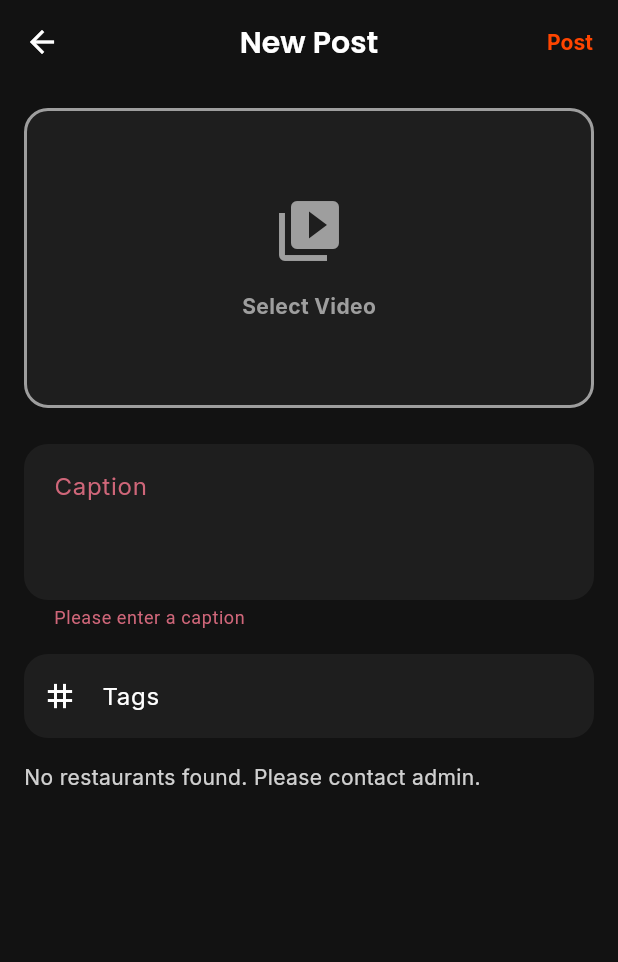
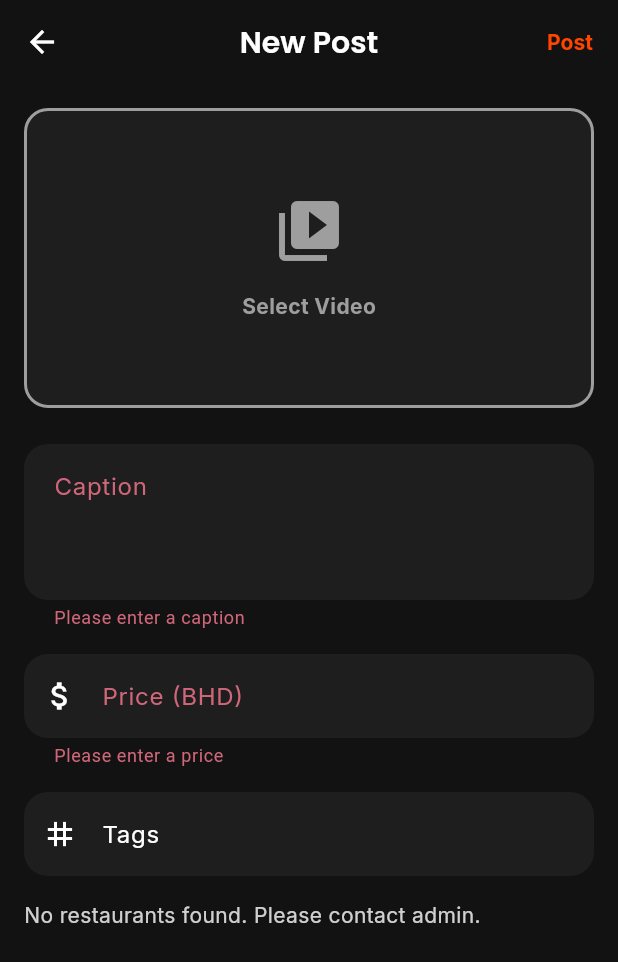
Before and after one commit to Vivan-coder/Akalt, a Flutter app: the UploadScreen screen opened directly, after a tap on "Post", on a phone screen of 412 x 824 dp. Shown: the top 962 px of the screen. Run offline on Flutter 3.47's test engine with Material 3 defaults, Android fonts, the phone set to English and light mode, and no system bars; our stand-ins replace cached_network_image, cloud_firestore, firebase_auth, firebase_core, firebase_messaging, firebase_storage and 7 more; missing offline and left inert: video_thumbnail; accounts and stored records are empty.

Commit message:
Add Price Badge to Video Player and Upload Flow
- Update VideoModel to include price field.
- Update VideoPlayerWidget to display a semi-transparent price badge formatted to 3 decimal places.
- Update UploadScreen to include a required price input field.
- Update VideoService to handle price field during upload.

```diff
--- a/lib/models/video_model.dart
+++ b/lib/models/video_model.dart
@@ -18,6 +18,7 @@ class VideoModel {
   final DateTime createdAt;
   final double feedScore;
   final int saves;
+  final double price;
 
   VideoModel({
     required this.id,
@@ -39,6 +40,7 @@ class VideoModel {
     required this.createdAt,
     this.feedScore = 0.0,
     this.saves = 0,
+    this.price = 0.0,
   });
 
   Map<String, dynamic> toMap() {
@@ -62,6 +64,7 @@ class VideoModel {
       'createdAt': createdAt.toIso8601String(),
       'feedScore': feedScore,
       'saves': saves,
+      'price': price,
     };
   }
 
@@ -88,6 +91,7 @@ class VideoModel {
           : DateTime.now(),
       feedScore: (map['feedScore'] ?? 0.0).toDouble(),
       saves: map['saves'] ?? 0,
+      price: (map['price'] ?? 0.0).toDouble(),
     );
   }
 }
--- a/lib/screens/upload/upload_screen.dart
+++ b/lib/screens/upload/upload_screen.dart
@@ -19,6 +19,7 @@ class _UploadScreenState extends ConsumerState<UploadScreen> {
   final _formKey = GlobalKey<FormState>();
   final _captionController = TextEditingController();
   final _tagsController = TextEditingController();
+  final _priceController = TextEditingController();
   final ImagePicker _picker = ImagePicker();
 
   String? _selectedRestaurantId;
@@ -29,6 +30,7 @@ class _UploadScreenState extends ConsumerState<UploadScreen> {
   void dispose() {
     _captionController.dispose();
     _tagsController.dispose();
+    _priceController.dispose();
     super.dispose();
   }
 
@@ -86,6 +88,8 @@ class _UploadScreenState extends ConsumerState<UploadScreen> {
           .where((tag) => tag.isNotEmpty)
           .toList();
 
+      final price = double.tryParse(_priceController.text) ?? 0.0;
+
       await ref
           .read(videoServiceProvider)
           .uploadVideo(
@@ -96,6 +100,7 @@ class _UploadScreenState extends ConsumerState<UploadScreen> {
             tags: tags,
             restaurantId: restaurant.id,
             restaurantName: restaurant.name,
+            price: price,
           );
 
       if (mounted) {
@@ -215,6 +220,27 @@ class _UploadScreenState extends ConsumerState<UploadScreen> {
               ),
               const SizedBox(height: 16),
 
+              // Price
+              TextFormField(
+                controller: _priceController,
+                decoration: const InputDecoration(
+                  labelText: 'Price (BHD)',
+                  hintText: 'e.g., 2.500',
+                  prefixIcon: Icon(Icons.attach_money),
+                ),
+                keyboardType: const TextInputType.numberWithOptions(decimal: true),
+                validator: (value) {
+                  if (value == null || value.isEmpty) {
+                    return 'Please enter a price';
+                  }
+                  if (double.tryParse(value) == null) {
+                    return 'Please enter a valid number';
+                  }
+                  return null;
+                },
+              ),
+              const SizedBox(height: 16),
+
               // Tags
               TextFormField(
                 controller: _tagsController,
--- a/lib/services/video_service.dart
+++ b/lib/services/video_service.dart
@@ -22,6 +22,7 @@ class VideoService {
     required List<String> tags,
     required String restaurantId,
     required String restaurantName,
+    required double price,
   }) async {
     try {
       final String videoId = _uuid.v4();
@@ -52,6 +53,7 @@ class VideoService {
         username: username,
         tags: tags,
         createdAt: DateTime.now(),
+        price: price,
       );
 
       // Save to Firestore
--- a/lib/widgets/video/video_player_widget.dart
+++ b/lib/widgets/video/video_player_widget.dart
@@ -460,16 +460,17 @@ class _VideoPlayerWidgetState extends ConsumerState<VideoPlayerWidget> {
                     vertical: 6,
                   ),
                   decoration: BoxDecoration(
-                    color: Colors.white.withValues(alpha: 0.1),
+                    color: Colors.black.withValues(alpha: 0.5),
                     borderRadius: BorderRadius.circular(20),
                     border: Border.all(
                       color: Colors.white.withValues(alpha: 0.2),
                     ),
                   ),
                   child: Text(
-                    'BD 4.500', // Placeholder price
+                    '${widget.video.price.toStringAsFixed(3)} BHD',
                     style: Theme.of(context).textTheme.labelLarge?.copyWith(
                       color: AppTheme.primaryColor,
+                      fontWeight: FontWeight.bold,
                     ),
                   ),
                 ),
```
